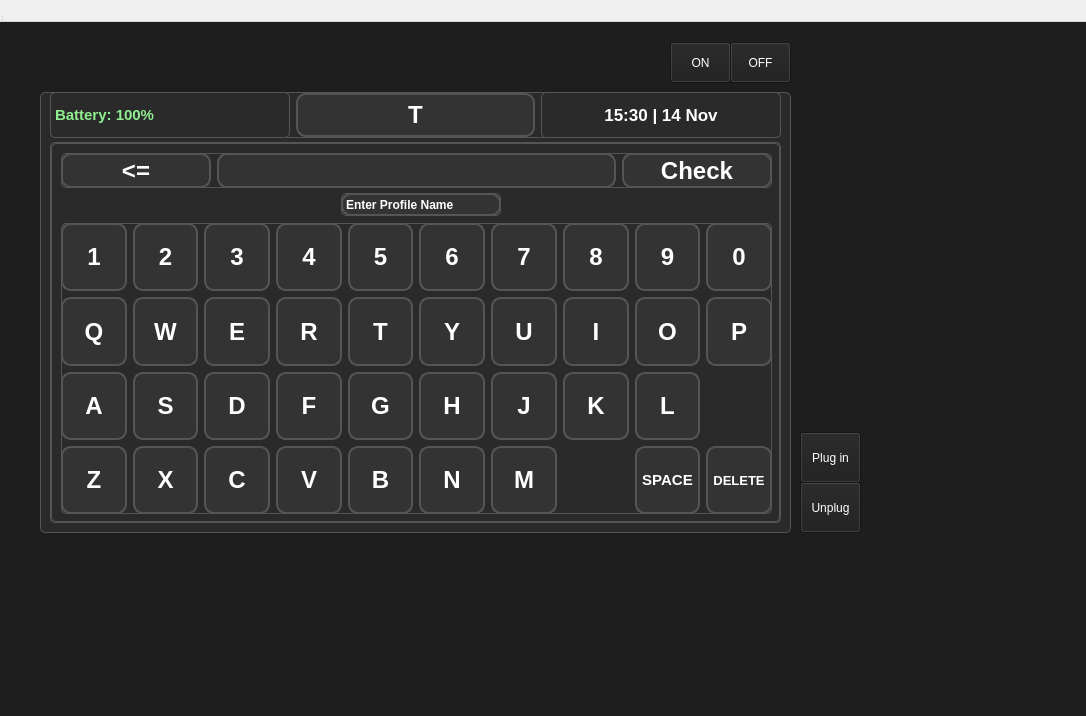
Jelloge/insulin-pump-project, file src/personalprofiles.ui: the form before one commit.
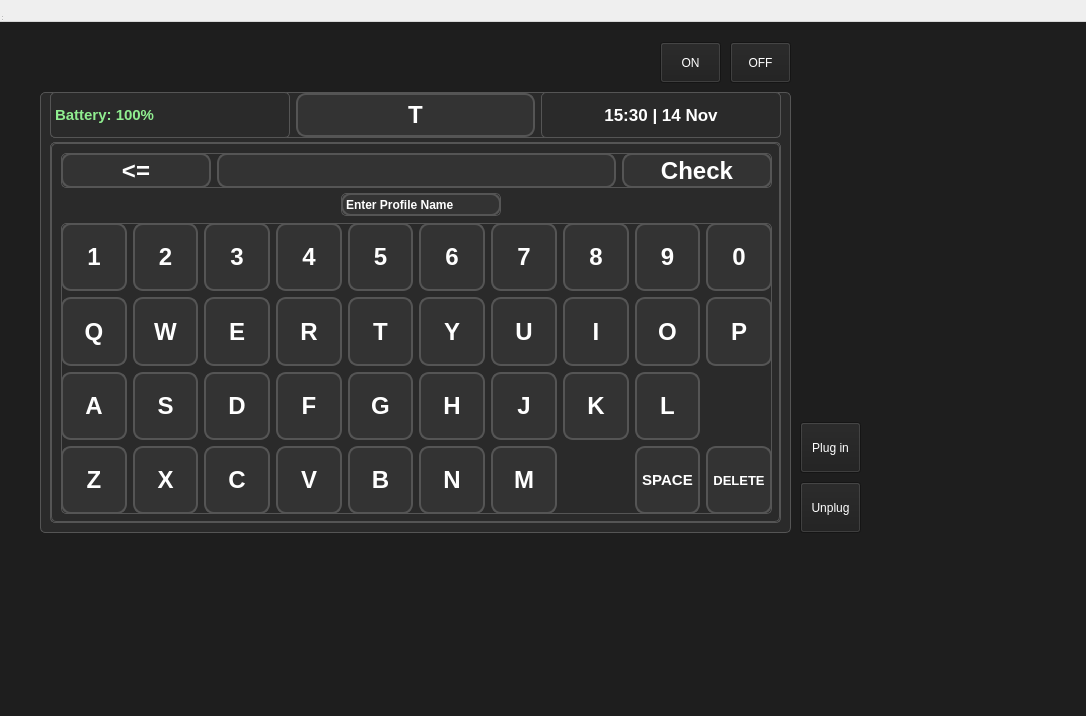
The form after the commit.

Commit message: adjusting some of the buttons in ui

```diff
--- a/src/personalprofiles.ui
+++ b/src/personalprofiles.ui
@@ -2324,7 +2324,7 @@
     <property name="geometry">
      <rect>
       <x>800</x>
-      <y>410</y>
+      <y>400</y>
       <width>61</width>
       <height>51</height>
      </rect>
@@ -2362,7 +2362,7 @@
    <widget class="QPushButton" name="turnOnButton">
     <property name="geometry">
      <rect>
-      <x>670</x>
+      <x>660</x>
       <y>20</y>
       <width>61</width>
       <height>41</height>
```
The commit also changes 5 other files.
